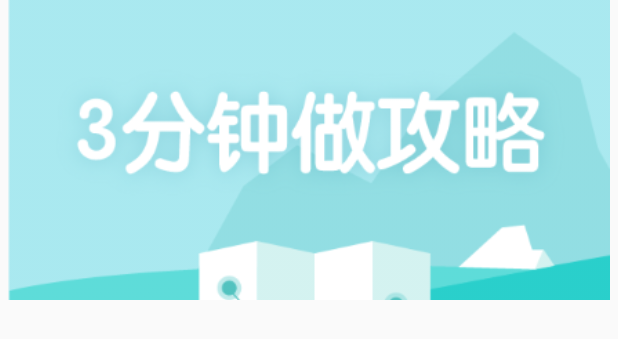
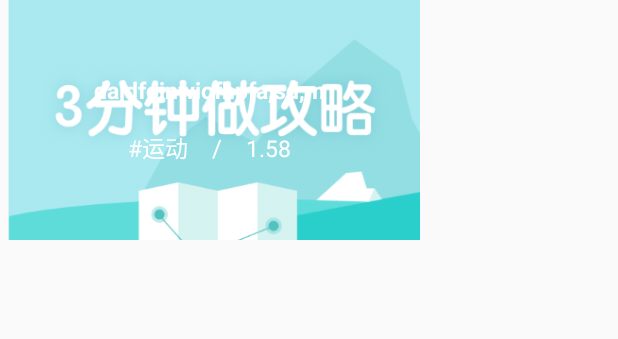
Before and after one commit to JTianyi/OpenEyes, an Android app: the layout item_author_video_bean_for_client.xml on its own in the app's theme, with its tools: preview values and no code run, on a phone screen of 412 x 824 dp. Shown: the top 339 px of the screen. Run offline under Robolectric (Android 15) with nearby library versions, the phone set to English and light mode, and no system bars; Roboto replaces fonts that are not available here.

Commit message:
作者一级界面完成

```diff
--- a/app/src/main/AndroidManifest.xml
+++ b/app/src/main/AndroidManifest.xml
@@ -6,7 +6,7 @@
     <application
         android:name=".App"
         android:allowBackup="true"
-        android:icon="@mipmap/ic_launcher"
+        android:icon="@mipmap/open_eyes"
         android:label="@string/app_name"
         android:supportsRtl="true"
         android:theme="@style/AppTheme">
--- a/app/src/main/res/layout/item_author_video_bean_for_client.xml
+++ b/app/src/main/res/layout/item_author_video_bean_for_client.xml
@@ -1,12 +1,67 @@
 <?xml version="1.0" encoding="utf-8"?>
-<LinearLayout xmlns:android="http://schemas.android.com/apk/res/android"
-    android:orientation="vertical" android:layout_width="match_parent"
-    android:layout_height="match_parent">
-<ImageView
-    android:id="@+id/author_video_bean_for_client_cover_feed"
-    android:layout_width="match_parent"
-    android:layout_height="200dp"
-    android:scaleType="centerCrop"
-    android:padding="5dp"
-    android:src="@mipmap/three_mins"/>
-</LinearLayout>
+<RelativeLayout xmlns:android="http://schemas.android.com/apk/res/android"
+    android:layout_width="280dp"
+    android:layout_height="160dp">
+
+    <ImageView
+        android:id="@+id/author_video_bean_for_client_cover_feed"
+        android:layout_width="match_parent"
+        android:layout_height="match_parent"
+        android:paddingLeft="5dp"
+        android:paddingTop="5dp"
+        android:paddingBottom="5dp"
+        android:scaleType="centerCrop"
+        android:src="@mipmap/three_mins" />
+
+    <RelativeLayout
+        android:layout_width="wrap_content"
+        android:layout_height="wrap_content"
+        android:layout_centerInParent="true">
+
+        <TextView
+            android:id="@+id/author_video_bean_for_client_title"
+            android:layout_width="wrap_content"
+            android:layout_height="wrap_content"
+            android:layout_centerHorizontal="true"
+            android:text="dajdfoinwiofhpfa,sd;m"
+            android:textColor="@android:color/white"
+            android:textSize="15sp"
+            android:textStyle="bold"/>
+
+        <LinearLayout
+            android:layout_width="wrap_content"
+            android:layout_height="wrap_content"
+            android:layout_below="@id/author_video_bean_for_client_title"
+            android:layout_centerHorizontal="true"
+            android:layout_marginTop="16dp"
+            android:orientation="horizontal">
+
+            <TextView
+                android:id="@+id/author_video_bean_for_client_category"
+                android:layout_width="wrap_content"
+                android:layout_height="wrap_content"
+                android:text="#运动"
+                android:textColor="@android:color/white"
+                android:textSize="15sp" />
+
+            <TextView
+                android:id="@+id/author_line"
+                android:layout_width="wrap_content"
+                android:layout_height="wrap_content"
+                android:layout_marginLeft="16dp"
+                android:text="/"
+                android:textColor="@android:color/white"
+                android:textSize="16sp" />
+
+            <TextView
+                android:id="@+id/author_video_bean_for_client_duration"
+                android:layout_width="wrap_content"
+                android:layout_height="wrap_content"
+                android:layout_marginLeft="16dp"
+                android:text="1.58"
+                android:textColor="@android:color/white"
+                android:textSize="15sp" />
+        </LinearLayout>
+
+    </RelativeLayout>
+</RelativeLayout>
```
Also changed, not shown: app/src/main/java/com/example/dllo/openeyes/AuthorAdapter.java (+27 -12 lines), app/src/main/java/com/example/dllo/openeyes/AuthorFragmentBean.java (+10 -11 lines), app/src/main/java/com/example/dllo/openeyes/AuthorVideoAdapter.java (added, +69 -0 lines), app/src/main/res/layout/item_author_brief_card.xml (+19 -7 lines), app/src/main/res/layout/item_author_left_align_text_header.xml (+5 -2 lines), app/src/main/res/layout/item_author_video_collection_with_brief.xml (+40 -21 lines), app/src/main/res/mipmap-xhdpi/open_eyes.png (added).
